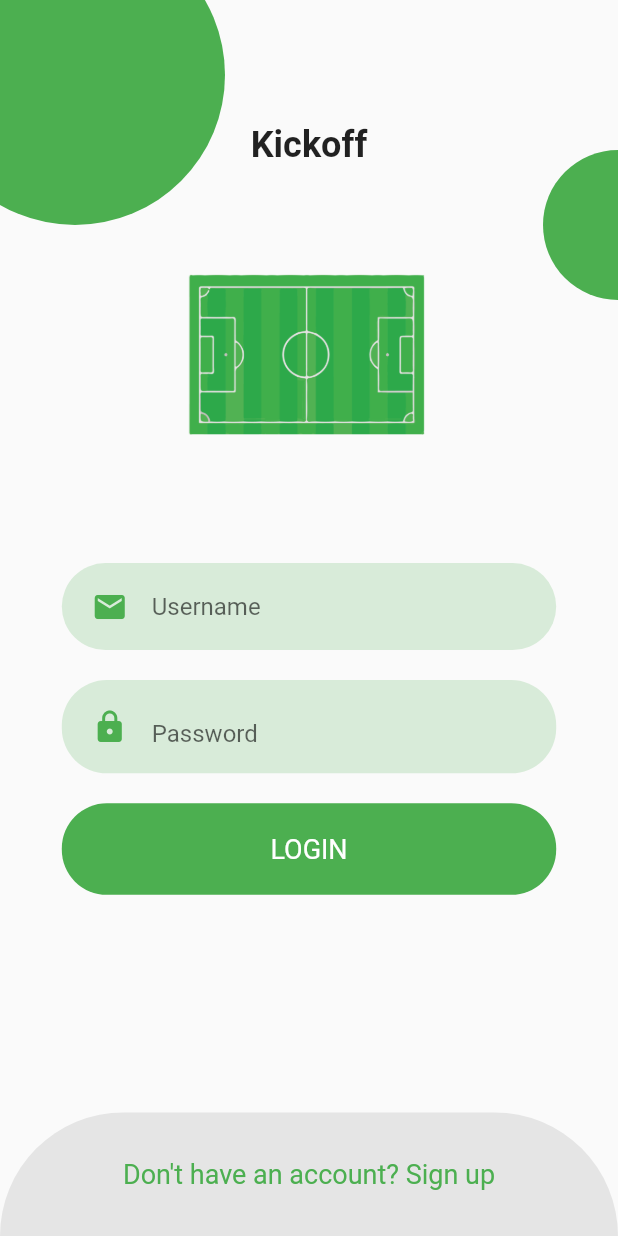
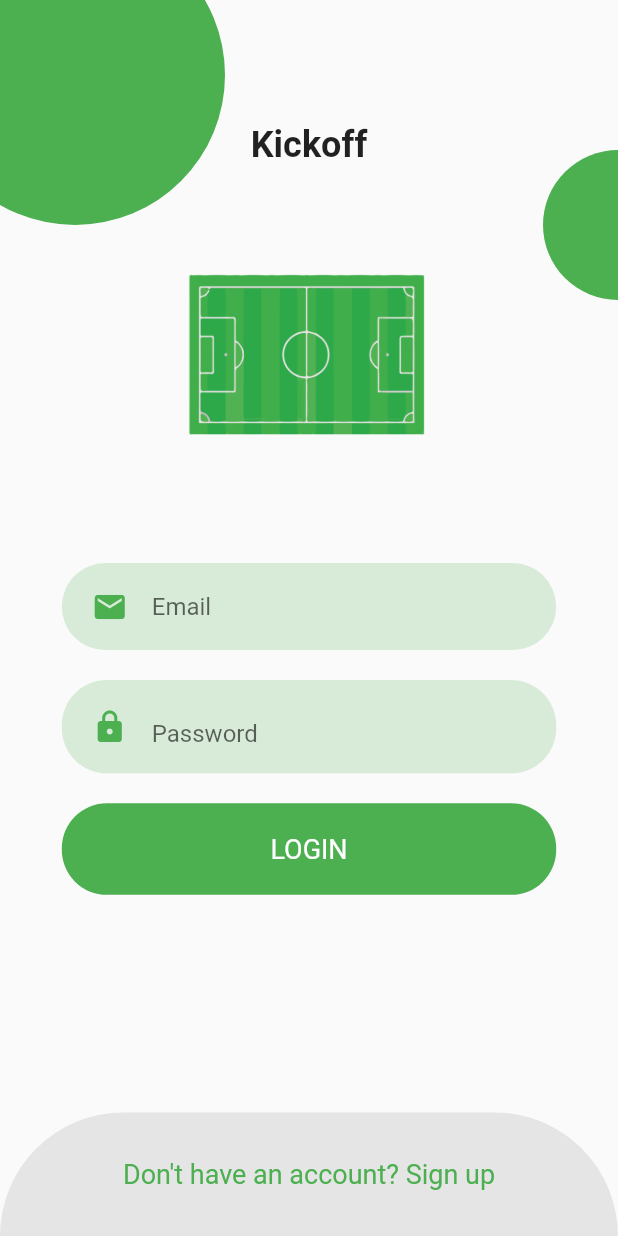
Before and after one commit to zeyadzidan/Kickoff, a Flutter app: the screen it shows after launch, after a tap on "Don't have an account? Sign up", after a tap on the "close" icon, on a phone screen of 412 x 824 dp. Run offline on Flutter 3.47's test engine with Material 2 defaults, Android fonts, the phone set to English and light mode, and no system bars; our stand-ins replace google_nav_bar; missing offline and left inert: open_street_map_search_and_pick.

```diff
--- a/kickoff_frontend/lib/Screens/login/components/login_form.dart
+++ b/kickoff_frontend/lib/Screens/login/components/login_form.dart
@@ -48,7 +48,7 @@ class LoginForm extends StatelessWidget {
 
                 SizedBox(height: 40),
 
-                RoundedInputLogin(icon: Icons.mail, hint: 'Username'),
+                RoundedInputLogin(icon: Icons.mail, hint: 'Email'),
                 PasswordInput(),
                 SizedBox(height: 10),
 
--- a/kickoff_frontend/lib/components/Sign_up_location.dart
+++ b/kickoff_frontend/lib/components/Sign_up_location.dart
@@ -16,7 +16,7 @@ class FindLocation extends StatelessWidget {
          SizedBox(
           child: OpenStreetMapSearchAndPick(
               center: LatLong(31.2160786, 29.9469253),
-              buttonColor: Colors.blue,
+              buttonColor: Color(0XFF4CAF50),
               buttonText: 'Set Current Location',
               onPicked: (pickedData) {
                 print(pickedData.latLong.latitude);
```
Also changed, not shown: kickoff_frontend/lib/components/rounded_button.dart (+37 -5 lines).
